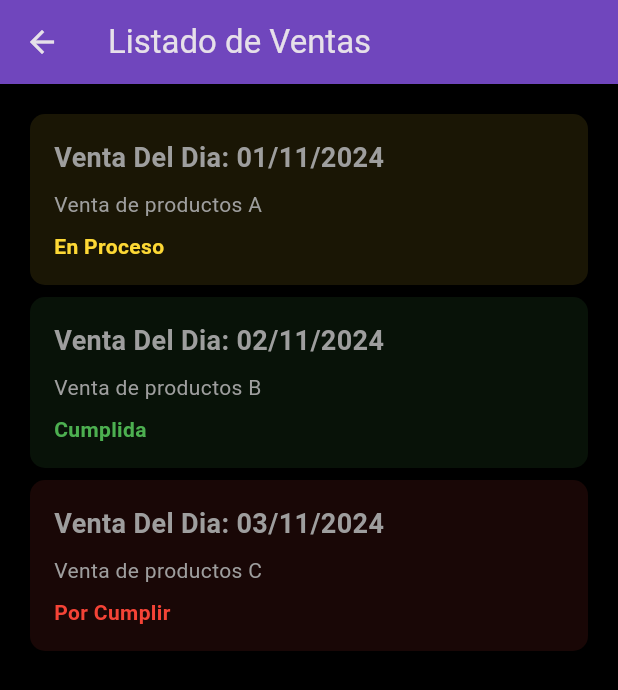
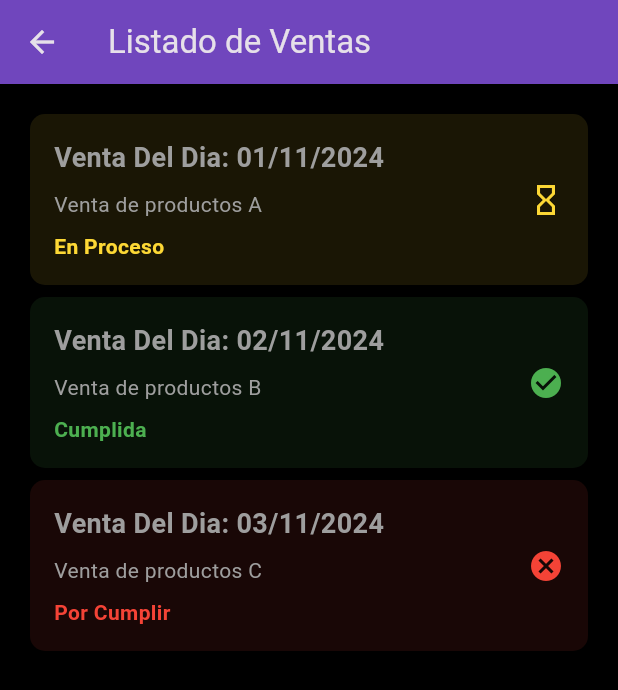
Before and after one commit to SJLuisGabriel/T4Pr-ctica-de-base-de-datos, a Flutter app: the VentasScreen screen opened by its route, on a phone screen of 412 x 824 dp. Shown: the top 690 px of the screen. Run offline on Flutter 3.47's test engine with Material 3 defaults, Android fonts, the phone set to English and light mode, and no system bars; our stand-ins replace badges.

Commit message:
Se Agrego Iconos Al Screen Ventas

```diff
--- a/lib/screen/ventas_screen.dart
+++ b/lib/screen/ventas_screen.dart
@@ -219,6 +219,21 @@ class SaleCard extends StatelessWidget {
     required this.color,
   }) : super(key: key);
 
+  // Función para obtener el icono según el estado
+  IconData getStatusIcon(String status) {
+    switch (status) {
+      case 'Cumplida':
+        return Icons.check_circle; // Icono de venta cumplida
+      case 'En Proceso':
+        return Icons.hourglass_empty; // Icono de venta en proceso
+      case 'Por Cumplir':
+        return Icons.cancel; // Icono de venta por cumplir
+      default:
+        return Icons
+            .error; // Icono por defecto en caso de un estado no reconocido
+    }
+  }
+
   @override
   Widget build(BuildContext context) {
     return Card(
@@ -226,12 +241,17 @@ class SaleCard extends StatelessWidget {
       elevation: 2,
       child: Padding(
         padding: const EdgeInsets.all(16.0),
+        child: Row(
+          mainAxisAlignment: MainAxisAlignment.spaceBetween,
+          children: [
+            Expanded(
               child: Column(
                 crossAxisAlignment: CrossAxisAlignment.start,
                 children: [
                   Text(
                     title,
-              style: const TextStyle(fontSize: 18, fontWeight: FontWeight.bold),
+                    style: const TextStyle(
+                        fontSize: 18, fontWeight: FontWeight.bold),
                   ),
                   const SizedBox(height: 8),
                   Text(description),
@@ -246,6 +266,13 @@ class SaleCard extends StatelessWidget {
                 ],
               ),
             ),
+            Icon(
+              getStatusIcon(status),
+              color: color,
+            ),
+          ],
+        ),
+      ),
     );
   }
 }
```
Lines whose indentation alone changed are shown as unchanged.
